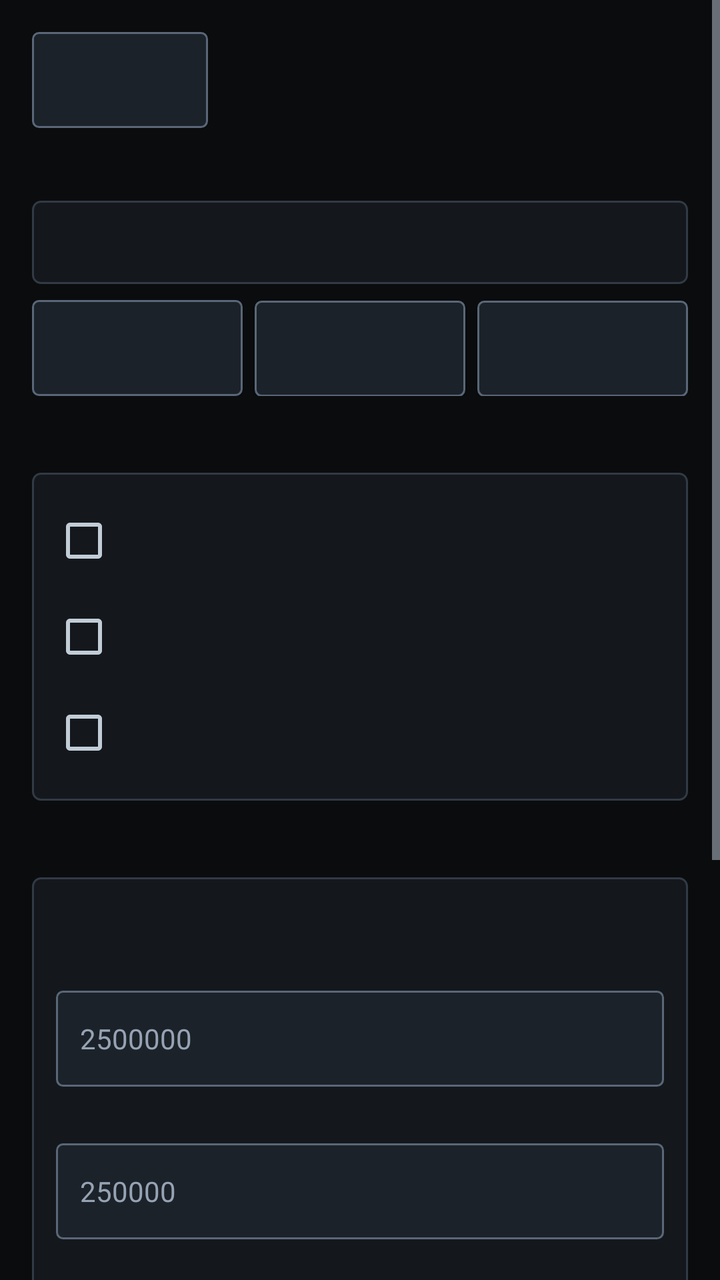
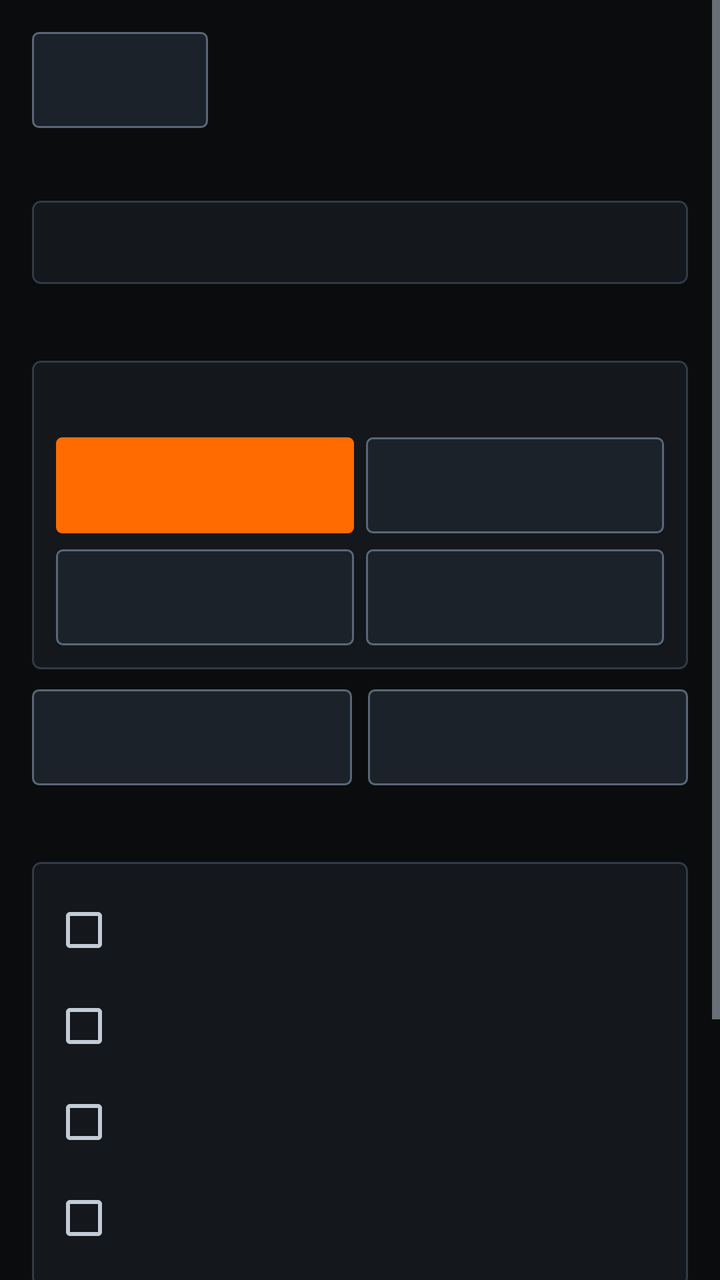

Before-and-after screenshots of an Android layout around one commit, followed by the original layout XML and the change that was made.
<!-- AndroidManifest.xml: activity theme Theme.SanepoUnitCheck -->
<!-- res/layout/activity_cod_pre_buy.xml -->
<?xml version="1.0" encoding="utf-8"?>
<ScrollView xmlns:android="http://schemas.android.com/apk/res/android"
    android:id="@+id/rootCodPreBuy"
    android:layout_width="match_parent"
    android:layout_height="match_parent"
    android:background="@color/bg_canvas"
    android:clipToPadding="false">

    <LinearLayout
        android:layout_width="match_parent"
        android:layout_height="wrap_content"
        android:orientation="vertical"
        android:padding="16dp">

        <TextView
            android:id="@+id/tvWizardStep"
            android:layout_width="match_parent"
            android:layout_height="wrap_content"
            android:layout_marginBottom="10dp"
            android:background="@drawable/bg_badge_warn"
            android:paddingHorizontal="10dp"
            android:paddingVertical="6dp"
            android:textColor="@color/status_warn_fg"
            android:textSize="12sp"
            android:textStyle="bold"
            android:visibility="gone" />

        <LinearLayout
            android:layout_width="match_parent"
            android:layout_height="wrap_content"
            android:gravity="center_vertical"
            android:orientation="horizontal">

            <Button
                android:id="@+id/btnBackCod"
                android:layout_width="wrap_content"
                android:layout_height="48dp"
                android:background="@drawable/bg_btn_secondary"
                android:focusable="true"
                android:paddingHorizontal="14dp"
                android:textColor="@color/text_primary" />

            <TextView
                android:id="@+id/tvCodTitle"
                android:layout_width="0dp"
                android:layout_height="wrap_content"
                android:layout_marginStart="12dp"
                android:layout_weight="1"
                android:textColor="@color/text_primary"
                android:textSize="18sp"
                android:textStyle="bold" />
        </LinearLayout>

        <TextView
            android:id="@+id/tvCodAutoHeader"
            style="@style/TechSectionHeader"
            android:layout_width="match_parent"
            android:layout_height="wrap_content"
            android:layout_marginTop="14dp" />

        <TextView
            android:id="@+id/tvCodAutoSafety"
            style="@style/TechValueMono"
            android:layout_width="match_parent"
            android:layout_height="wrap_content"
            android:layout_marginTop="6dp"
            android:background="@drawable/bg_card_sharp"
            android:lineSpacingExtra="4dp"
            android:padding="12dp"
            android:textColor="@color/text_primary" />

        <LinearLayout
            android:layout_width="match_parent"
            android:layout_height="wrap_content"
            android:layout_marginTop="8dp"
            android:orientation="horizontal">

            <Button
                android:id="@+id/btnCodDialImei"
                android:layout_width="0dp"
                android:layout_height="48dp"
                android:layout_weight="1"
                android:background="@drawable/bg_btn_secondary"
                android:focusable="true"
                android:textColor="@color/accent_amber_text"
                android:textSize="12sp"
                android:textStyle="bold" />

            <Button
                android:id="@+id/btnCodOpenAccounts"
                android:layout_width="0dp"
                android:layout_height="48dp"
                android:layout_marginStart="6dp"
                android:layout_weight="1"
                android:background="@drawable/bg_btn_secondary"
                android:focusable="true"
                android:textColor="@color/text_primary"
                android:textSize="11sp" />

            <Button
                android:id="@+id/btnCodOpenSecurity"
                android:layout_width="0dp"
                android:layout_height="48dp"
                android:layout_marginStart="6dp"
                android:layout_weight="1"
                android:background="@drawable/bg_btn_secondary"
                android:focusable="true"
                android:textColor="@color/text_primary"
                android:textSize="11sp" />
        </LinearLayout>

        <TextView
            android:id="@+id/tvCodChecklistHeader"
            style="@style/TechSectionHeader"
            android:layout_width="match_parent"
            android:layout_height="wrap_content"
            android:layout_marginTop="16dp" />

        <LinearLayout
            android:layout_width="match_parent"
            android:layout_height="wrap_content"
            android:layout_marginTop="6dp"
            android:background="@drawable/bg_card_sharp"
            android:orientation="vertical"
            android:padding="10dp">

            <CheckBox
                android:id="@+id/cbAccountClear"
                android:layout_width="match_parent"
                android:layout_height="wrap_content"
                android:minHeight="48dp"
                android:textColor="@color/text_primary"
                android:textSize="13sp" />

            <CheckBox
                android:id="@+id/cbImeiMatch"
                android:layout_width="match_parent"
                android:layout_height="wrap_content"
                android:minHeight="48dp"
                android:textColor="@color/text_primary"
                android:textSize="13sp" />

            <CheckBox
                android:id="@+id/cbPhysicalOk"
                android:layout_width="match_parent"
                android:layout_height="wrap_content"
                android:minHeight="48dp"
                android:textColor="@color/text_primary"
                android:textSize="13sp" />
        </LinearLayout>

        <TextView
            android:id="@+id/tvCalcHeader"
            style="@style/TechSectionHeader"
            android:layout_width="match_parent"
            android:layout_height="wrap_content"
            android:layout_marginTop="16dp" />

        <LinearLayout
            android:layout_width="match_parent"
            android:layout_height="wrap_content"
            android:layout_marginTop="6dp"
            android:background="@drawable/bg_card_sharp"
            android:orientation="vertical"
            android:padding="12dp">

            <TextView
                android:id="@+id/tvAutoDeductionHint"
                style="@style/TechValueMono"
                android:layout_width="match_parent"
                android:layout_height="wrap_content"
                android:textColor="@color/accent_amber_text"
                android:textSize="12sp" />

            <TextView
                android:id="@+id/lblMarketPrice"
                android:layout_width="match_parent"
                android:layout_height="wrap_content"
                android:layout_marginTop="8dp"
                android:textColor="@color/text_secondary"
                android:textSize="12sp" />

            <EditText
                android:id="@+id/etMarketPrice"
                android:layout_width="match_parent"
                android:layout_height="48dp"
                android:layout_marginTop="4dp"
                android:background="@drawable/bg_control_well"
                android:hint="2500000"
                android:inputType="number"
                android:paddingHorizontal="12dp"
                android:textColor="@color/text_primary"
                android:textColorHint="@color/text_muted"
                android:textSize="14sp" />

            <TextView
                android:id="@+id/lblTargetProfit"
                android:layout_width="match_parent"
                android:layout_height="wrap_content"
                android:layout_marginTop="8dp"
                android:textColor="@color/text_secondary"
                android:textSize="12sp" />

            <EditText
                android:id="@+id/etTargetProfit"
                android:layout_width="match_parent"
                android:layout_height="48dp"
                android:layout_marginTop="4dp"
                android:background="@drawable/bg_control_well"
                android:hint="250000"
                android:inputType="number"
                android:paddingHorizontal="12dp"
                android:textColor="@color/text_primary"
                android:textColorHint="@color/text_muted"
                android:textSize="14sp" />

            <TextView
                android:id="@+id/lblDefectDeduction"
                android:layout_width="match_parent"
                android:layout_height="wrap_content"
                android:layout_marginTop="8dp"
                android:textColor="@color/text_secondary"
                android:textSize="12sp" />

            <EditText
                android:id="@+id/etDefectDeduction"
                android:layout_width="match_parent"
                android:layout_height="48dp"
                android:layout_marginTop="4dp"
                android:background="@drawable/bg_control_well"
                android:hint="0"
                android:inputType="number"
                android:paddingHorizontal="12dp"
                android:textColor="@color/text_primary"
                android:textColorHint="@color/text_muted"
                android:textSize="14sp" />

            <LinearLayout
                android:layout_width="match_parent"
                android:layout_height="wrap_content"
                android:layout_marginTop="8dp"
                android:orientation="horizontal">

                <Button
                    android:id="@+id/btnAddBatDeduction"
                    android:layout_width="0dp"
                    android:layout_height="44dp"
                    android:layout_weight="1"
                    android:background="@drawable/bg_btn_secondary"
                    android:text="+150rb Bat"
                    android:textColor="@color/text_primary"
                    android:textSize="11sp" />

                <Button
                    android:id="@+id/btnAddLcdDeduction"
                    android:layout_width="0dp"
                    android:layout_height="44dp"
                    android:layout_marginStart="6dp"
                    android:layout_weight="1"
                    android:background="@drawable/bg_btn_secondary"
                    android:text="+500rb LCD"
                    android:textColor="@color/text_primary"
                    android:textSize="11sp" />

                <Button
                    android:id="@+id/btnClearDeduction"
                    android:layout_width="0dp"
                    android:layout_height="44dp"
                    android:layout_marginStart="6dp"
                    android:layout_weight="1"
                    android:background="@drawable/bg_btn_secondary"
                    android:text="Reset 0"
                    android:textColor="@color/text_primary"
                    android:textSize="11sp" />
            </LinearLayout>

            <EditText
                android:id="@+id/etPriceNote"
                android:layout_width="match_parent"
                android:layout_height="48dp"
                android:layout_marginTop="8dp"
                android:background="@drawable/bg_control_well"
                android:hint="Catatan minus nego"
                android:inputType="text"
                android:paddingHorizontal="12dp"
                android:textColor="@color/text_primary"
                android:textColorHint="@color/text_muted"
                android:textSize="13sp" />

            <TextView
                android:id="@+id/tvMaxBuyResult"
                style="@style/TechValueMono"
                android:layout_width="match_parent"
                android:layout_height="wrap_content"
                android:layout_marginTop="10dp"
                android:background="@drawable/bg_badge_pass"
                android:padding="12dp"
                android:textColor="@color/status_pass_fg"
                android:textSize="15sp"
                android:textStyle="bold" />
        </LinearLayout>

        <LinearLayout
            android:layout_width="match_parent"
            android:layout_height="wrap_content"
            android:layout_marginTop="18dp"
            android:orientation="horizontal">

            <Button
                android:id="@+id/btnCodPass"
                android:layout_width="0dp"
                android:layout_height="48dp"
                android:layout_weight="1"
                android:background="@drawable/bg_badge_pass"
                android:focusable="true"
                android:textColor="@color/status_pass_fg"
                android:textStyle="bold" />

            <Button
                android:id="@+id/btnCodFail"
                android:layout_width="0dp"
                android:layout_height="48dp"
                android:layout_marginStart="10dp"
                android:layout_weight="1"
                android:background="@drawable/bg_badge_fail"
                android:focusable="true"
                android:textColor="@color/status_fail_fg"
                android:textStyle="bold" />
        </LinearLayout>
    </LinearLayout>
</ScrollView>
<!-- resources referenced by this layout -->
<resources>
  <color name="accent_amber_text">#FF8C38</color>
  <color name="bg_canvas">#0A0C0E</color>
  <color name="status_fail_fg">#F87171</color>
  <color name="status_pass_fg">#4ADE80</color>
  <color name="status_warn_fg">#FBBF24</color>
  <color name="text_muted">#96A3B3</color>
  <color name="text_primary">#F4F6F8</color>
  <color name="text_secondary">#C2CCD6</color>
  <!-- drawable bg_badge_fail (drawable) -->
  <?xml version="1.0" encoding="utf-8"?>
  <shape xmlns:android="http://schemas.android.com/apk/res/android" android:shape="rectangle">
      <solid android:color="@color/status_fail_bg" />
      <stroke android:width="1dp" android:color="@color/status_fail_border" />
      <corners android:radius="2dp" />
  </shape>
  <!-- drawable bg_badge_pass (drawable) -->
  <?xml version="1.0" encoding="utf-8"?>
  <shape xmlns:android="http://schemas.android.com/apk/res/android" android:shape="rectangle">
      <solid android:color="@color/status_pass_bg" />
      <stroke android:width="1dp" android:color="@color/status_pass_border" />
      <corners android:radius="2dp" />
  </shape>
  <!-- drawable bg_badge_warn (drawable) -->
  <?xml version="1.0" encoding="utf-8"?>
  <shape xmlns:android="http://schemas.android.com/apk/res/android" android:shape="rectangle">
      <solid android:color="@color/status_warn_bg" />
      <stroke android:width="1dp" android:color="@color/status_warn_border" />
      <corners android:radius="2dp" />
  </shape>
  <style name="TechSectionHeader">
          <item name="android:textSize">12sp</item>
          <item name="android:textStyle">bold</item>
          <item name="android:textColor">@color/accent_amber_text</item>
          <item name="android:letterSpacing">0.08</item>
      </style>
  <style name="TechValueMono">
          <item name="android:fontFamily">monospace</item>
          <item name="android:textColor">@color/text_primary</item>
          <item name="android:textSize">13sp</item>
      </style>
  <color name="status_fail_bg">#311014</color>
  <color name="status_fail_border">#DC2626</color>
  <color name="status_pass_bg">#0B2816</color>
  <color name="status_pass_border">#22C55E</color>
  <color name="status_warn_bg">#2B1F06</color>
  <color name="status_warn_border">#D97706</color>
  <color name="bg_well">#1C2229</color>
  <color name="border_focus">#FF8533</color>
  <color name="bg_well_pressed">#27303A</color>
  <color name="border_control">#5A6778</color>
  <color name="bg_surface">#14181D</color>
  <color name="border_sharp">#323A45</color>
  <color name="accent_amber">#FF6B00</color>
  <!-- unchanged entries left out for length: 4 -->
</resources>

<!-- the commit's change to res/layout/activity_cod_pre_buy.xml (unified diff, before → after) -->
@@ -69,44 +69,128 @@
             android:padding="12dp"
             android:textColor="@color/text_primary" />
 
-        <LinearLayout
-            android:layout_width="match_parent"
-            android:layout_height="wrap_content"
-            android:layout_marginTop="8dp"
+        <TextView
+            android:id="@+id/tvOemImeiHeader"
+            style="@style/TechSectionHeader"
+            android:layout_width="match_parent"
+            android:layout_height="wrap_content"
+            android:layout_marginTop="16dp" />
+
+        <LinearLayout
+            android:layout_width="match_parent"
+            android:layout_height="wrap_content"
+            android:layout_marginTop="6dp"
+            android:background="@drawable/bg_card_sharp"
+            android:orientation="vertical"
+            android:padding="12dp">
+
+            <TextView
+                android:id="@+id/tvOemImeiGuide"
+                style="@style/TechValueMono"
+                android:layout_width="match_parent"
+                android:layout_height="wrap_content"
+                android:lineSpacingExtra="3dp"
+                android:textColor="@color/text_secondary"
+                android:textSize="12sp" />
+
+            <LinearLayout
+                android:layout_width="match_parent"
+                android:layout_height="wrap_content"
+                android:layout_marginTop="10dp"
+                android:orientation="horizontal">
+
+                <Button
+                    android:id="@+id/btnCodImeiSettings"
+                    android:layout_width="0dp"
+                    android:layout_height="48dp"
+                    android:layout_weight="1"
+                    android:background="@drawable/bg_btn_primary"
+                    android:focusable="true"
+                    android:textColor="@color/text_on_accent"
+                    android:textSize="11sp"
+                    android:textStyle="bold" />
+
+                <Button
+                    android:id="@+id/btnCodDialImei"
+                    android:layout_width="0dp"
+                    android:layout_height="48dp"
+                    android:layout_marginStart="6dp"
+                    android:layout_weight="1"
+                    android:background="@drawable/bg_btn_secondary"
+                    android:focusable="true"
+                    android:textColor="@color/accent_amber_text"
+                    android:textSize="11sp"
+                    android:textStyle="bold" />
+            </LinearLayout>
+
+            <LinearLayout
+                android:layout_width="match_parent"
+                android:layout_height="wrap_content"
+                android:layout_marginTop="8dp"
+                android:orientation="horizontal">
+
+                <Button
+                    android:id="@+id/btnCodScanBarcode"
+                    android:layout_width="0dp"
+                    android:layout_height="48dp"
+                    android:layout_weight="1"
+                    android:background="@drawable/bg_btn_secondary"
+                    android:focusable="true"
+                    android:textColor="@color/text_primary"
+                    android:textSize="11sp"
+                    android:textStyle="bold" />
+
+                <Button
+                    android:id="@+id/btnCodOemQcCode"
+                    android:layout_width="0dp"
+                    android:layout_height="48dp"
+                    android:layout_marginStart="6dp"
+                    android:layout_weight="1"
+                    android:background="@drawable/bg_btn_secondary"
+                    android:focusable="true"
+                    android:textColor="@color/accent_amber_text"
+                    android:textSize="11sp" />
+            </LinearLayout>
+
+            <TextView
+                android:id="@+id/tvScannedImeiResult"
+                style="@style/TechValueMono"
+                android:layout_width="match_parent"
+                android:layout_height="wrap_content"
+                android:layout_marginTop="8dp"
+                android:background="@drawable/bg_control_well"
+                android:padding="10dp"
+                android:textColor="@color/text_primary"
+                android:textSize="12sp"
+                android:visibility="gone" />
+        </LinearLayout>
+
+        <LinearLayout
+            android:layout_width="match_parent"
+            android:layout_height="wrap_content"
+            android:layout_marginTop="10dp"
             android:orientation="horizontal">
 
             <Button
-                android:id="@+id/btnCodDialImei"
+                android:id="@+id/btnCodOpenAccounts"
                 android:layout_width="0dp"
                 android:layout_height="48dp"
                 android:layout_weight="1"
                 android:background="@drawable/bg_btn_secondary"
                 android:focusable="true"
-                android:textColor="@color/accent_amber_text"
-                android:textSize="12sp"
-                android:textStyle="bold" />
-
-            <Button
-                android:id="@+id/btnCodOpenAccounts"
-                android:layout_width="0dp"
-                android:layout_height="48dp"
-                android:layout_marginStart="6dp"
+                android:textColor="@color/text_primary"
+                android:textSize="12sp" />
+
+            <Button
+                android:id="@+id/btnCodOpenSecurity"
+                android:layout_width="0dp"
+                android:layout_height="48dp"
+                android:layout_marginStart="8dp"
                 android:layout_weight="1"
                 android:background="@drawable/bg_btn_secondary"
                 android:focusable="true"
                 android:textColor="@color/text_primary"
-                android:textSize="11sp" />
-
-            <Button
-                android:id="@+id/btnCodOpenSecurity"
-                android:layout_width="0dp"
-                android:layout_height="48dp"
-                android:layout_marginStart="6dp"
-                android:layout_weight="1"
-                android:background="@drawable/bg_btn_secondary"
-                android:focusable="true"
-                android:textColor="@color/text_primary"
-                android:textSize="11sp" />
+                android:textSize="12sp" />
         </LinearLayout>
 
         <TextView
@@ -133,6 +217,14 @@
                 android:textSize="13sp" />
 
             <CheckBox
+                android:id="@+id/cbResetReady"
+                android:layout_width="match_parent"
+                android:layout_height="wrap_content"
+                android:minHeight="48dp"
+                android:textColor="@color/text_primary"
+                android:textSize="13sp" />
+
+            <CheckBox
                 android:id="@+id/cbImeiMatch"
                 android:layout_width="match_parent"
                 android:layout_height="wrap_content"
@@ -150,155 +242,24 @@
         </LinearLayout>
 
         <TextView
-            android:id="@+id/tvCalcHeader"
+            android:id="@+id/tvDefectSummaryHeader"
             style="@style/TechSectionHeader"
             android:layout_width="match_parent"
             android:layout_height="wrap_content"
             android:layout_marginTop="16dp" />
 
-        <LinearLayout
-            android:layout_width="match_parent"
-            android:layout_height="wrap_content"
-            android:layout_marginTop="6dp"
-            android:background="@drawable/bg_card_sharp"
-            android:orientation="vertical"
-            android:padding="12dp">
-
-            <TextView
-                android:id="@+id/tvAutoDeductionHint"
-                style="@style/TechValueMono"
-                android:layout_width="match_parent"
-                android:layout_height="wrap_content"
-                android:textColor="@color/accent_amber_text"
-                android:textSize="12sp" />
-
-            <TextView
-                android:id="@+id/lblMarketPrice"
-                android:layout_width="match_parent"
-                android:layout_height="wrap_content"
-                android:layout_marginTop="8dp"
-                android:textColor="@color/text_secondary"
-                android:textSize="12sp" />
-
-            <EditText
-                android:id="@+id/etMarketPrice"
-                android:layout_width="match_parent"
-                android:layout_height="48dp"
-                android:layout_marginTop="4dp"
-                android:background="@drawable/bg_control_well"
-                android:hint="2500000"
-                android:inputType="number"
-                android:paddingHorizontal="12dp"
-                android:textColor="@color/text_primary"
-                android:textColorHint="@color/text_muted"
-                android:textSize="14sp" />
-
-            <TextView
-                android:id="@+id/lblTargetProfit"
-                android:layout_width="match_parent"
-                android:layout_height="wrap_content"
-                android:layout_marginTop="8dp"
-                android:textColor="@color/text_secondary"
-                android:textSize="12sp" />
-
-            <EditText
-                android:id="@+id/etTargetProfit"
-                android:layout_width="match_parent"
-                android:layout_height="48dp"
-                android:layout_marginTop="4dp"
-                android:background="@drawable/bg_control_well"
-                android:hint="250000"
-                android:inputType="number"
-                android:paddingHorizontal="12dp"
-                android:textColor="@color/text_primary"
-                android:textColorHint="@color/text_muted"
-                android:textSize="14sp" />
-
-            <TextView
-                android:id="@+id/lblDefectDeduction"
-                android:layout_width="match_parent"
-                android:layout_height="wrap_content"
-                android:layout_marginTop="8dp"
-                android:textColor="@color/text_secondary"
-                android:textSize="12sp" />
-
-            <EditText
-                android:id="@+id/etDefectDeduction"
-                android:layout_width="match_parent"
-                android:layout_height="48dp"
-                android:layout_marginTop="4dp"
-                android:background="@drawable/bg_control_well"
-                android:hint="0"
-                android:inputType="number"
-                android:paddingHorizontal="12dp"
-                android:textColor="@color/text_primary"
-                android:textColorHint="@color/text_muted"
-                android:textSize="14sp" />
-
-            <LinearLayout
-                android:layout_width="match_parent"
-                android:layout_height="wrap_content"
-                android:layout_marginTop="8dp"
-                android:orientation="horizontal">
-
-                <Button
-                    android:id="@+id/btnAddBatDeduction"
-                    android:layout_width="0dp"
-                    android:layout_height="44dp"
-                    android:layout_weight="1"
-                    android:background="@drawable/bg_btn_secondary"
-                    android:text="+150rb Bat"
-                    android:textColor="@color/text_primary"
-                    android:textSize="11sp" />
-
-                <Button
-                    android:id="@+id/btnAddLcdDeduction"
-                    android:layout_width="0dp"
-                    android:layout_height="44dp"
-                    android:layout_marginStart="6dp"
-                    android:layout_weight="1"
-                    android:background="@drawable/bg_btn_secondary"
-                    android:text="+500rb LCD"
-                    android:textColor="@color/text_primary"
-                    android:textSize="11sp" />
-
-                <Button
-                    android:id="@+id/btnClearDeduction"
-                    android:layout_width="0dp"
-                    android:layout_height="44dp"
-                    android:layout_marginStart="6dp"
-                    android:layout_weight="1"
-                    android:background="@drawable/bg_btn_secondary"
-                    android:text="Reset 0"
-                    android:textColor="@color/text_primary"
-                    android:textSize="11sp" />
-            </LinearLayout>
-
-            <EditText
-                android:id="@+id/etPriceNote"
-                android:layout_width="match_parent"
-                android:layout_height="48dp"
-                android:layout_marginTop="8dp"
-                android:background="@drawable/bg_control_well"
-                android:hint="Catatan minus nego"
-                android:inputType="text"
-                android:paddingHorizontal="12dp"
-                android:textColor="@color/text_primary"
-                android:textColorHint="@color/text_muted"
-                android:textSize="13sp" />
-
-            <TextView
-                android:id="@+id/tvMaxBuyResult"
-                style="@style/TechValueMono"
-                android:layout_width="match_parent"
-                android:layout_height="wrap_content"
-                android:layout_marginTop="10dp"
-                android:background="@drawable/bg_badge_pass"
-                android:padding="12dp"
-                android:textColor="@color/status_pass_fg"
-                android:textSize="15sp"
-                android:textStyle="bold" />
-        </LinearLayout>
+        <TextView
+            android:id="@+id/tvAutoDefectVerdict"
+            style="@style/TechValueMono"
+            android:layout_width="match_parent"
+            android:layout_height="wrap_content"
+            android:layout_marginTop="6dp"
+            android:background="@drawable/bg_badge_pass"
+            android:lineSpacingExtra="4dp"
+            android:padding="12dp"
+            android:textColor="@color/status_pass_fg"
+            android:textSize="12sp"
+            android:textStyle="bold" />
 
         <LinearLayout
             android:layout_width="match_parent"
<!-- resource entries referenced after the edit -->
@@ -5,7 +5,7 @@
   <color name="status_fail_fg">#F87171</color>
   <color name="status_pass_fg">#4ADE80</color>
   <color name="status_warn_fg">#FBBF24</color>
-  <color name="text_muted">#96A3B3</color>
+  <color name="text_on_accent">#0A0C0E</color>
   <color name="text_primary">#F4F6F8</color>
   <color name="text_secondary">#C2CCD6</color>
   <!-- drawable bg_badge_fail (drawable) -->
@@ -29,6 +29,29 @@
       <stroke android:width="1dp" android:color="@color/status_warn_border" />
       <corners android:radius="2dp" />
   </shape>
+  <!-- drawable bg_btn_primary (drawable) -->
+  <?xml version="1.0" encoding="utf-8"?>
+  <selector xmlns:android="http://schemas.android.com/apk/res/android">
+      <item android:state_focused="true">
+          <shape android:shape="rectangle">
+              <solid android:color="@color/accent_amber" />
+              <stroke android:width="2dp" android:color="@color/text_primary" />
+              <corners android:radius="3dp" />
+          </shape>
+      </item>
+      <item android:state_pressed="true">
+          <shape android:shape="rectangle">
+              <solid android:color="@color/accent_amber_pressed" />
+              <corners android:radius="3dp" />
+          </shape>
+      </item>
+      <item>
+          <shape android:shape="rectangle">
+              <solid android:color="@color/accent_amber" />
+              <corners android:radius="3dp" />
+          </shape>
+      </item>
+  </selector>
   <style name="TechSectionHeader">
           <item name="android:textSize">12sp</item>
           <item name="android:textStyle">bold</item>
@@ -53,6 +76,7 @@
   <color name="bg_surface">#14181D</color>
   <color name="border_sharp">#323A45</color>
   <color name="accent_amber">#FF6B00</color>
+  <color name="accent_amber_pressed">#E05D00</color>
   <!-- unchanged entries left out for length: 4 -->
 </resources>
 
